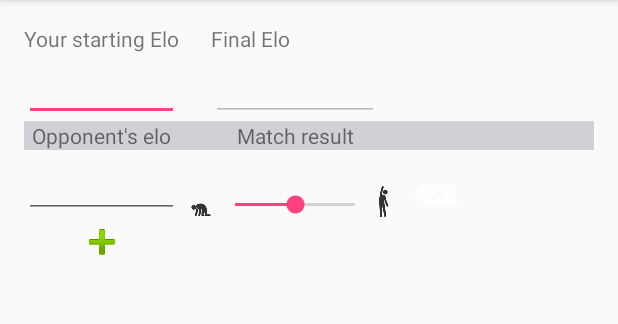
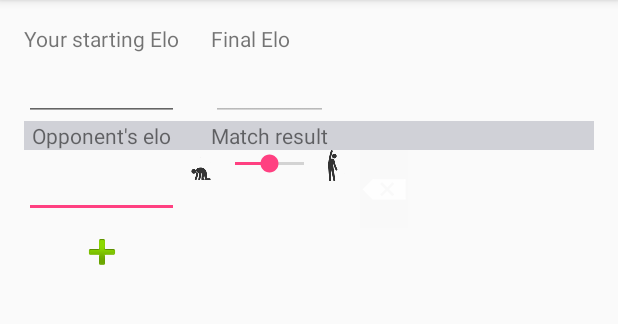
Before and after one commit to fabioarciniegas/Elo-rating-calculator-for-droid, an Android app: the TournamentActivity screen opened directly, with no data from a screen before it, on a phone screen of 412 x 824 dp, the part 84-408 px from its top. Run offline under Robolectric (Android 15) with nearby library versions, the phone set to English and light mode, and no system bars.

Commit message:
starting elo and final elo working with empty datasets in tournament mode

```diff
--- a/app/src/main/java/com/madebydragons/elocalculator/TournamentActivity.java
+++ b/app/src/main/java/com/madebydragons/elocalculator/TournamentActivity.java
@@ -10,6 +10,7 @@ import android.view.Menu;
 import android.view.MenuInflater;
 import android.view.MenuItem;
 import android.view.View;
+import android.view.inputmethod.EditorInfo;
 import android.widget.ImageView;
 import android.widget.SeekBar;
 import android.widget.TableLayout;
@@ -55,15 +56,7 @@ public class TournamentActivity extends AppCompatActivity {
     protected void onCreate(Bundle savedInstanceState) {
         super.onCreate(savedInstanceState);
         setContentView(R.layout.activity_tournament);
-        EditText first_match = (EditText)findViewById(R.id.first_match);
-        first_match.addTextChangedListener(new TextWatcher() {
-            @Override
-            public void afterTextChanged(Editable s) { recalculateFinalElo(); }
-            @Override
-            public void beforeTextChanged(CharSequence s, int start, int count, int after) {}
-            @Override
-            public void onTextChanged(CharSequence s, int start, int before, int count) {}});
-
+        TableLayout tl = (TableLayout) findViewById(R.id.tournament_table);
         EditText initial_score = (EditText)findViewById(R.id.your_rating);
         initial_score.addTextChangedListener(new TextWatcher() {
             @Override
@@ -79,25 +72,9 @@ public class TournamentActivity extends AppCompatActivity {
             public void onTextChanged(CharSequence s, int start, int before, int count) {
             }
         });
-        SeekBar sb = (SeekBar)findViewById(R.id.first_result);
-        sb.setOnSeekBarChangeListener(new SeekBar.OnSeekBarChangeListener() {
-            @Override
-            public void onProgressChanged(SeekBar seekBar, int progress, boolean fromUser) {
-                recalculateFinalElo();
-            }
-
-            @Override
-            public void onStartTrackingTouch(SeekBar seekBar) {
-            }
-
-            @Override
-            public void onStopTrackingTouch(SeekBar seekBar) {
-            }
-
-        });
-        TableLayout tl = (TableLayout) findViewById(R.id.tournament_table);
         // The last row (child of table) is the add button, therefore when a row is added is immediately before it
         insertionRow = tl.getChildCount()-1;
+        insertRow(null);
     }
 
     public void recalculateFinalElo(){
@@ -122,13 +99,14 @@ public class TournamentActivity extends AppCompatActivity {
             finalRating = (int) EloCalculator.tournament(
                     initialRating, elos.toArray(new Integer[elos.size()]), results.toArray(new Double[results.size()]));
             // If nothing has been really populated yet, keep final rating same as initial
-            if(elos.size()==1 && EditTextToIntValue((EditText) findViewById(R.id.first_match))==0)
+            if(elos.size()==1 && elos.get(0).intValue()==0)
                 finalRating=initialRating;
 
         } catch (InvalidTournamentData invalidTournamentData) {
             invalidTournamentData.printStackTrace();
         }
-        ((EditText) findViewById(R.id.your_rating_after)).setText(new Integer(finalRating).toString());
+        if(EditTextToIntValue((EditText)findViewById(R.id.your_rating))>0)
+            ((EditText) findViewById(R.id.your_rating_after)).setText(new Integer(finalRating).toString());
     }
 
     /* Convert value inside an edit text to integer. Empty or invalid formatting is returned as
@@ -201,13 +179,20 @@ public class TournamentActivity extends AppCompatActivity {
         opponent_score.setEnabled(true);
         opponent_score.addTextChangedListener(new TextWatcher() {
             @Override
-            public void afterTextChanged(Editable s) { recalculateFinalElo();}
+            public void afterTextChanged(Editable s) {
+                recalculateFinalElo();
+            }
+
             @Override
-            public void beforeTextChanged(CharSequence s, int start, int count, int after) {}
+            public void beforeTextChanged(CharSequence s, int start, int count, int after) {
+            }
+
             @Override
-            public void onTextChanged(CharSequence s, int start, int before, int count) {}
+            public void onTextChanged(CharSequence s, int start, int before, int count) {
+            }
         });
         opponent_score.setLayoutParams(new TableRow.LayoutParams(TableRow.LayoutParams.WRAP_CONTENT, TableRow.LayoutParams.WRAP_CONTENT));
+        opponent_score.setInputType(EditorInfo.TYPE_CLASS_NUMBER);
         tr.addView(opponent_score);
 
         ImageView loose = new ImageView(this);
@@ -250,6 +235,6 @@ public class TournamentActivity extends AppCompatActivity {
         b.setLayoutParams(new TableRow.LayoutParams(TableRow.LayoutParams.WRAP_CONTENT, TableRow.LayoutParams.WRAP_CONTENT));
         b.setBackgroundColor(android.R.color.transparent);
         tr.addView(b);
-
+        opponent_score.requestFocus();
     }
 }
--- a/app/src/main/res/layout/activity_tournament.xml
+++ b/app/src/main/res/layout/activity_tournament.xml
@@ -88,54 +88,6 @@
                 android:text="" android:id="@+id/empty10" android:textAlignment="center" />
         </TableRow>
 
-        <TableRow
-            android:layout_width="match_parent" android:layout_height="wrap_content"
-            android:id="@+id/first_row">
-
-            <EditText android:layout_width="match_parent" android:layout_height="wrap_content" android:inputType="number"
-                    android:ems="4" android:id="@+id/first_match" android:maxLength="4"
-                    android:enabled="true"
-                android:layout_gravity="bottom" />
-
-            <ImageView
-                android:layout_width="wrap_content"
-                android:layout_height="wrap_content"
-                android:id="@+id/loose_image"
-                android:src="@drawable/ic_loose_48dp"
-                android:contentDescription="@string/loose_hint"
-                android:layout_gravity="bottom|right" />
-
-            <SeekBar
-                android:layout_width="wrap_content"
-                android:layout_height="wrap_content"
-                android:id="@+id/first_result"
-                android:max="2"
-                android:progress="1"
-                android:minWidth="80dp"
-                android:layout_gravity="bottom"
-                android:indeterminate="false"
-                android:layout_marginLeft="0dp"
-                android:layout_marginRight="0dp" />
-
-            <ImageView
-                android:layout_width="wrap_content"
-                android:layout_height="wrap_content"
-                android:id="@+id/win_image"
-                android:src="@drawable/ic_win_48dp"
-                android:contentDescription="@string/win_hint"
-                android:layout_gravity="bottom" />
-
-            <ImageButton
-                android:layout_width="wrap_content"
-                android:layout_height="wrap_content"
-                android:id="@+id/imageButton"
-                android:clickable="false"
-                android:contentDescription="@string/delete_match"
-                android:background="@android:color/transparent"
-                android:src="@android:drawable/ic_input_delete"
-                android:layout_gravity="bottom"
-                android:onClick="deleteRow" />
-        </TableRow>
         <TableRow android:id="@+id/add_button_row">
             <ImageButton android:contentDescription="@string/add_match" android:src="@android:drawable/ic_input_add"
                 android:background="@android:color/transparent"
```
